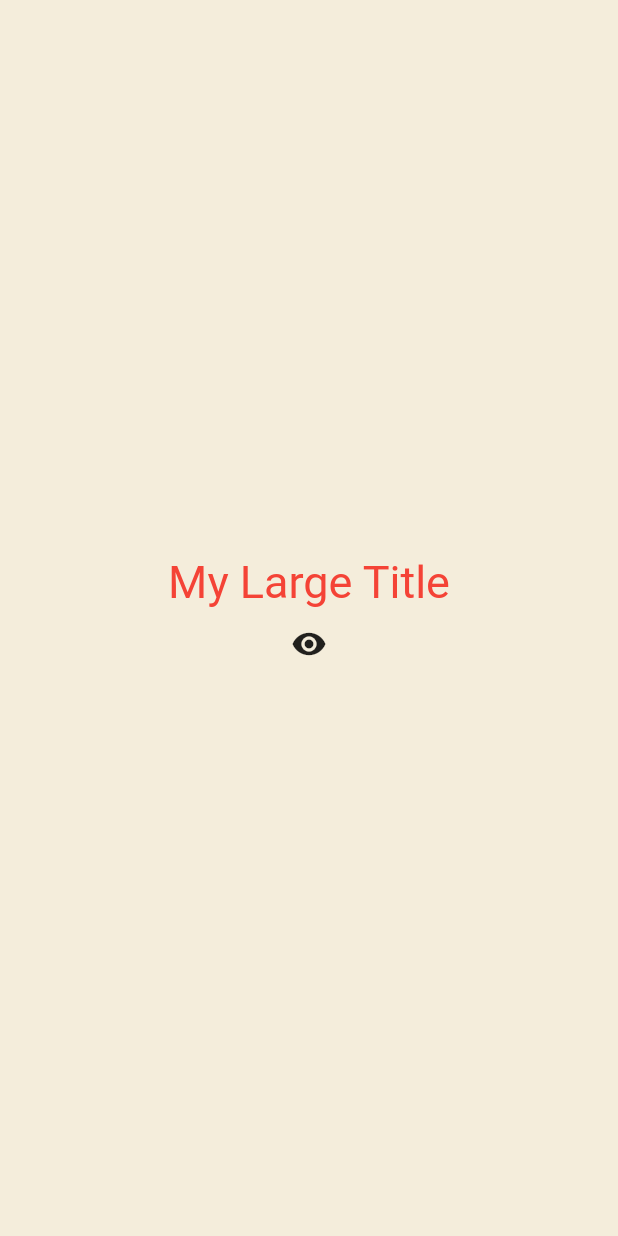
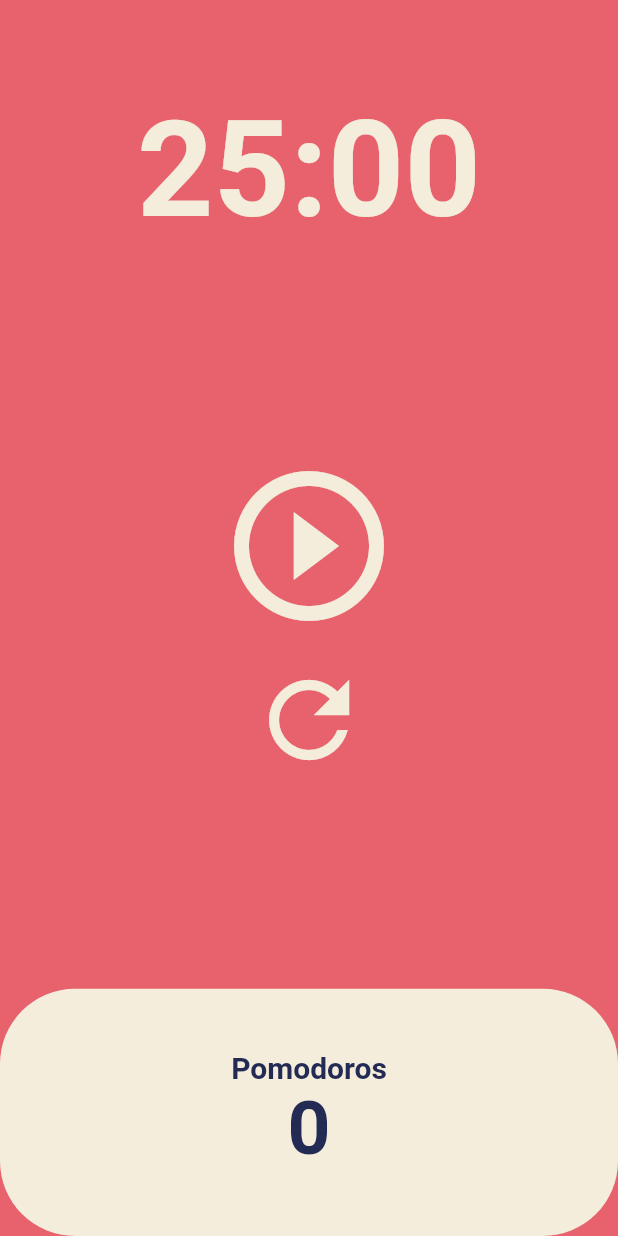
Before and after one commit to HyungjunJeon/flutter-basic-study, a Flutter app: the screen it shows after launch, on a phone screen of 412 x 824 dp. Run offline on Flutter 3.47's test engine with Material 2 defaults, Android fonts, the phone set to English and light mode, and no system bars.

Commit message:
Pomodoro App

```diff
--- a/toonflix/lib/main.dart
+++ b/toonflix/lib/main.dart
@@ -1,89 +1,28 @@
 import 'package:flutter/material.dart';
+import 'package:toonflix/screens/home_screen.dart';
 
 void main() {
   runApp(const App());
 }
 
-class App extends StatefulWidget {
+class App extends StatelessWidget {
   const App({super.key});
-
-  @override
-  State<App> createState() => _AppState();
-}
-
-class _AppState extends State<App> {
-  bool showTitle = true;
-
-  void toggleTitle() {
-    setState(() {
-      showTitle = !showTitle;
-    });
-  }
 
   @override
   Widget build(BuildContext context) {
     return MaterialApp(
       theme: ThemeData(
         textTheme: const TextTheme(
-          titleLarge: TextStyle(
-            color: Colors.red,
+          displayLarge: TextStyle(
+            color: Color(0xFF232B55),
           ),
         ),
-      ),
-      home: Scaffold(
-        backgroundColor: const Color(0xFFF4EDDB),
-        body: Center(
-          child: Column(
-            mainAxisAlignment: MainAxisAlignment.center,
-            children: [
-              showTitle ? const MyLargeTitle() : const Text('nothing'),
-              IconButton(
-                onPressed: toggleTitle,
-                icon: const Icon(Icons.remove_red_eye),
-              ),
-            ],
-          ),
+        cardColor: const Color(0xFFF4EDDB),
+        colorScheme: ColorScheme.fromSwatch(
+          backgroundColor: const Color(0xFFE7626C),
         ),
       ),
+      home: const HomeScreen(),
     );
   }
 }
-
-class MyLargeTitle extends StatefulWidget {
-  const MyLargeTitle({
-    super.key,
-  });
-
-  @override
-  State<MyLargeTitle> createState() => _MyLargeTitleState();
-}
-
-class _MyLargeTitleState extends State<MyLargeTitle> {
-  // 항상 있을 필요없음
-  // API 데이터 등 구독할 때 사용
-  // 반드시 build 앞에 있어야함
-  @override
-  void initState() {
-    super.initState();
-    print('initState!');
-  }
-
-  // API 데이터 등 구독 취소할 때 사용
-  @override
-  void dispose() {
-    super.dispose();
-    print('dispose!');
-  }
-
-  @override
-  Widget build(BuildContext context) {
-    print('build!');
-    return Text(
-      'My Large Title',
-      style: TextStyle(
-        fontSize: 30,
-        color: Theme.of(context).textTheme.titleLarge?.color,
-      ),
-    );
-  }
-}
--- /dev/null
+++ b/toonflix/lib/screens/home_screen.dart
@@ -0,0 +1,156 @@
+import 'dart:async';
+
+import 'package:flutter/material.dart';
+
+class HomeScreen extends StatefulWidget {
+  const HomeScreen({super.key});
+
+  @override
+  State<HomeScreen> createState() => _HomeScreenState();
+}
+
+class _HomeScreenState extends State<HomeScreen> {
+  static const twntyFiveMinute = 1500;
+  int totalSeconds = twntyFiveMinute;
+  bool isRunning = false;
+  int totalPomodoros = 0;
+  late Timer timer;
+
+  void onTick(Timer timer) {
+    if (totalSeconds == 0) {
+      setState(() {
+        totalPomodoros = totalPomodoros + 1;
+        isRunning = false;
+        totalSeconds = twntyFiveMinute;
+      });
+      timer.cancel();
+    } else {
+      setState(() {
+        totalSeconds = totalSeconds - 1;
+      });
+    }
+  }
+
+  void onStartPressed() {
+    timer = Timer.periodic(
+      const Duration(
+        seconds: 1,
+      ),
+      onTick,
+    );
+    setState(() {
+      isRunning = true;
+    });
+  }
+
+  void onPausePressed() {
+    timer.cancel();
+    setState(() {
+      isRunning = false;
+    });
+  }
+
+  void onResetPressed() {
+    timer.cancel();
+    setState(() {
+      isRunning = false;
+      totalSeconds = twntyFiveMinute;
+    });
+  }
+
+  String format(int seconds) {
+    var duration = Duration(seconds: seconds);
+    return duration.toString().substring(2, 7);
+  }
+
+  @override
+  Widget build(BuildContext context) {
+    return Scaffold(
+      backgroundColor: Theme.of(context).colorScheme.background,
+      body: Column(
+        children: [
+          Flexible(
+            flex: 1,
+            child: Container(
+              alignment: Alignment.bottomCenter,
+              child: Text(
+                format(totalSeconds),
+                style: TextStyle(
+                  color: Theme.of(context).cardColor,
+                  fontSize: 89,
+                  fontWeight: FontWeight.w600,
+                ),
+              ),
+            ),
+          ),
+          Flexible(
+            flex: 3,
+            child: Center(
+              child: Column(
+                mainAxisAlignment: MainAxisAlignment.center,
+                children: [
+                  IconButton(
+                    iconSize: 120,
+                    color: Theme.of(context).cardColor,
+                    onPressed: isRunning ? onPausePressed : onStartPressed,
+                    icon: Icon(
+                      isRunning
+                          ? Icons.pause_circle_outline
+                          : Icons.play_circle_outline,
+                    ),
+                  ),
+                  IconButton(
+                    iconSize: 80,
+                    color: Theme.of(context).cardColor,
+                    onPressed: onResetPressed,
+                    icon: const Icon(
+                      Icons.refresh_outlined,
+                    ),
+                  ),
+                ],
+              ),
+            ),
+          ),
+          Flexible(
+            flex: 1,
+            child: Row(
+              children: [
+                Expanded(
+                  child: Container(
+                    decoration: BoxDecoration(
+                      color: Theme.of(context).cardColor,
+                      borderRadius: BorderRadius.circular(50),
+                    ),
+                    child: Column(
+                      mainAxisAlignment: MainAxisAlignment.center,
+                      children: [
+                        Text(
+                          'Pomodoros',
+                          style: TextStyle(
+                            fontSize: 20,
+                            fontWeight: FontWeight.w600,
+                            color:
+                                Theme.of(context).textTheme.displayLarge!.color,
+                          ),
+                        ),
+                        Text(
+                          '$totalPomodoros',
+                          style: TextStyle(
+                            fontSize: 50,
+                            fontWeight: FontWeight.w600,
+                            color:
+                                Theme.of(context).textTheme.displayLarge!.color,
+                          ),
+                        ),
+                      ],
+                    ),
+                  ),
+                ),
+              ],
+            ),
+          ),
+        ],
+      ),
+    );
+  }
+}
```
